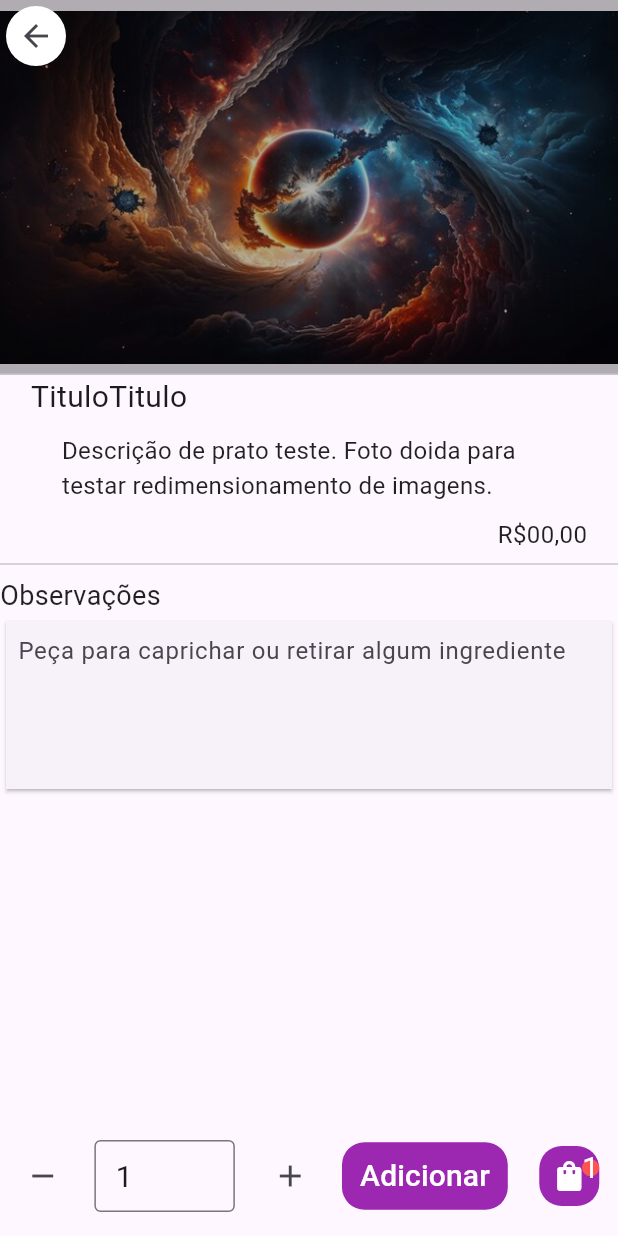
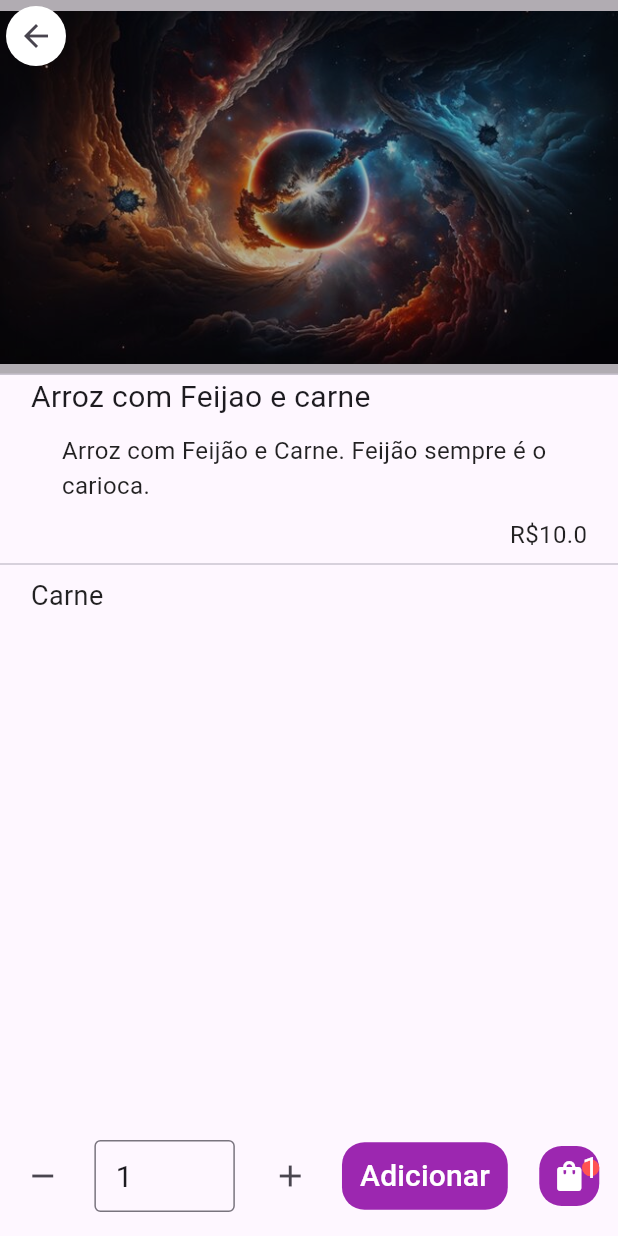
Before and after one commit to PedroGuerraMP/app-entregas, a Flutter app: the ItemDetail screen opened directly with empty values, on a phone screen of 412 x 824 dp. Run offline on Flutter 3.47's test engine with Material 3 defaults, Android fonts, the light colour scheme and no system bars.

Commit message:
[+] add adicionais + items

```diff
--- a/app_entregas/lib/data/items.dart
+++ b/app_entregas/lib/data/items.dart
@@ -1,17 +1,38 @@
+import 'package:app_entregas/models/adicional.dart';
+import 'package:app_entregas/models/adicional_item.dart';
 import 'package:app_entregas/models/item.dart';
 
-const listaItems = [
-  Item("Item 50", "descricao 50", "10,00", "Janta"),
-  Item("Item 10", "descricao 10", "10,00", "Almoço"),
-  Item("Item 12", "descricao 12", "10,00", "Almoço"),
-  Item("Item 13", "descricao 13", "10,00", "Almoço"),
-  Item("Item 20", "descricao 20", "20,00", "Acompanhamentos"),
-  Item("Item 22", "descricao 22", "20,00", "Acompanhamentos"),
-  Item("Item 23", "descricao 23", "20,00", "Acompanhamentos"),
-  Item("Item 30", "descricao 30", "30,00", "Aperitivos"),
-  Item("Item 32", "descricao 32", "30,00", "Aperitivos"),
-  Item("Item 33", "descricao 33", "30,00", "Aperitivos"),
-  Item("Item 40", "descricao 40", "40,00", "Combos"),
-  Item("Item 42", "descricao 42", "40,00", "Combos"),
-  Item("Item 43", "descricao 43", "40,00", "Combos"),
+ final List<Item> listaItems = [
+  Item("Arroz com Feijao e carne", "Arroz com Feijão e Carne. Feijão sempre é o carioca.", 10.00, "Janta",
+  [
+    Adicional(true, "Carne", 1, 0, [
+      const AdicionalItem("Frango", 0.00),
+      const AdicionalItem("Porco", 0.00),
+      const AdicionalItem("Boi", 1.00),
+    ]),
+    Adicional(true, "Arroz", 1, 1, [
+      const AdicionalItem("Branco", 0.00),
+      const AdicionalItem("Parborizado", 1.00),
+      const AdicionalItem("Integral", 2.00),
+    ]),
+    Adicional(true, "Salada", 0, 4, [
+      const AdicionalItem("Alface", 0.00),
+      const AdicionalItem("Tomate", 0.00),
+      const AdicionalItem("Cenoura", 1.00),
+      const AdicionalItem("Beterraba", 1.00),
+      const AdicionalItem("Jiló", 1.00),
+    ])
+  ]),
+  const Item("Item 10", "descricao 10", 10.00, "Almoço", []),
+  const Item("Item 12", "descricao 12", 10.00, "Almoço", []),
+  const Item("Item 13", "descricao 13", 10.00, "Almoço", []),
+  const Item("Item 20", "descricao 20", 20.00, "Acompanhamentos", []),
+  const Item("Item 22", "descricao 22", 20.00, "Acompanhamentos", []),
+  const Item("Item 23", "descricao 23", 20.00, "Acompanhamentos", []),
+  const Item("Item 30", "descricao 30", 30.00, "Aperitivos", []),
+  const Item("Item 32", "descricao 32", 30.00, "Aperitivos", []),
+  const Item("Item 33", "descricao 33", 30.00, "Aperitivos", []),
+  const Item("Item 40", "descricao 40", 40.00, "Combos", []),
+  const Item("Item 42", "descricao 42", 40.00, "Combos", []),
+  const Item("Item 43", "descricao 43", 40.00, "Combos", []),
 ];
--- /dev/null
+++ b/app_entregas/lib/models/adicional.dart
@@ -0,0 +1,13 @@
+import 'package:app_entregas/models/adicional_item.dart';
+
+class Adicional {
+
+  final bool eObrigatorio;
+  final String nome;
+  final int minimo;
+  final int maximo;
+  final List<AdicionalItem> items;
+  late final List<AdicionalItem> itemsSelecionados;
+
+  Adicional(this.eObrigatorio, this.nome, this.minimo, this.maximo, this.items);
+}
--- /dev/null
+++ b/app_entregas/lib/models/adicional_item.dart
@@ -0,0 +1,6 @@
+class AdicionalItem {
+  final String nome;
+  final double preco;
+
+  const AdicionalItem(this.nome, this.preco);
+}
--- a/app_entregas/lib/models/item.dart
+++ b/app_entregas/lib/models/item.dart
@@ -1,9 +1,12 @@
+import 'package:app_entregas/models/adicional.dart';
+
 class Item {
 
   final String nome;
   final String descricao;
-  final String preco;
+  final double preco;
   final String categoria;
+  final List<Adicional> adicionais;
 
-  const Item(this.nome, this.descricao, this.preco, this.categoria);
+  const Item(this.nome, this.descricao, this.preco, this.categoria, this.adicionais);
 }
--- a/app_entregas/lib/screens/item_detail/item_detail.dart
+++ b/app_entregas/lib/screens/item_detail/item_detail.dart
@@ -1,7 +1,9 @@
+import 'package:app_entregas/models/item.dart';
 import 'package:app_entregas/screens/item_detail/item_detail_info.dart';
 import 'package:app_entregas/screens/item_detail/item_image_stack.dart';
+import 'package:app_entregas/screens/item_detail/detail_button_row.dart';
+import 'package:app_entregas/data/items.dart';
 import 'package:flutter/material.dart';
-import 'package:app_entregas/screens/item_detail/detail_button_row.dart';
 
 class ItemDetail extends StatefulWidget {
   ItemDetail(this.redirectToScaffoldMenu,this.redirectToCartDetail, {super.key});
@@ -9,10 +11,7 @@ class ItemDetail extends StatefulWidget {
   final void Function() redirectToScaffoldMenu;
   final void Function() redirectToCartDetail;
 
-  int numberItems = 0;
-  String titulo = "TituloTitulo";
-  String descricao = "Descrição de prato teste. Foto doida para testar redimensionamento de imagens.";
-  String preco = 'R\$00,00';
+  Item item = listaItems[0];
 
   @override
   State<StatefulWidget> createState() => _ItemDetailState();
@@ -39,26 +38,24 @@ class _ItemDetailState extends State<ItemDetail>{
                 const Divider( height: 0, ),
                 SizedBox(
                   width: MediaQuery.of(context).size.width*0.9,
-                  child: DetailItemInfo(widget.titulo, widget.descricao, widget.preco),
+                  child: DetailItemInfo(widget.item.nome, widget.item.descricao, widget.item.preco.toString()),
                 ),
                 const Divider(),
-                const Align(
-                  alignment: Alignment.topLeft,
-                  child: Text("Observações",
-                    style: TextStyle(fontSize: 18, color: Colors.black87),
-                  ),
-                ),
-                const Card(
-                  elevation: 1,
-                  shape: BeveledRectangleBorder(),
-                  child: Padding(
-                    padding: EdgeInsets.all(8.0),
-                    child: TextField(
-                      maxLines: 4, //or null
-                      decoration: InputDecoration.collapsed(hintText: "Peça para caprichar ou retirar algum ingrediente"),
-                    ),
+                SizedBox(
+                  width: MediaQuery.of(context).size.width*0.9,
+                  child: Column(
+                    children: [
+                      Align(
+                        alignment: Alignment.topLeft,
+                        child: Text(widget.item.adicionais[0].nome,
+                          style: const TextStyle(fontSize: 18, color: Colors.black87),
+                        ),
+                      ),
+
+                    ],
                   )
                 ),
+                const SizedBox(height: 10,),
               ]
             ),
           ),
--- a/app_entregas/lib/screens/item_detail/item_detail_info.dart
+++ b/app_entregas/lib/screens/item_detail/item_detail_info.dart
@@ -34,7 +34,7 @@ class DetailItemInfo extends StatelessWidget {
           alignment: Alignment.bottomRight,
           child: Text(
             style: const TextStyle(fontSize: 16, color: Colors.black87),
-            preco,
+            "R\$$preco",
           ),
         ),
       ],
--- a/app_entregas/lib/screens/scaffold_menu/vertical_slider.dart
+++ b/app_entregas/lib/screens/scaffold_menu/vertical_slider.dart
@@ -51,7 +51,7 @@ class VerticalSlider extends StatelessWidget {
                       ),
                       const Expanded(child: Text(""),),
                       Column(
-                        children: [Text(items[index].preco)],
+                        children: [Text(items[index].preco.toString())],
                       )
                     ],
                   )
```
